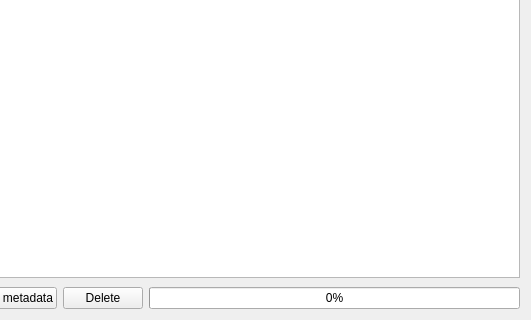
First picture: the form in src/View/Browser.ui, repository thefinalcutbg/QAN1xEditor, before the edit; both pictures show x 286 to 817 and y 410 to 730 of the 817 by 730 pixel window.
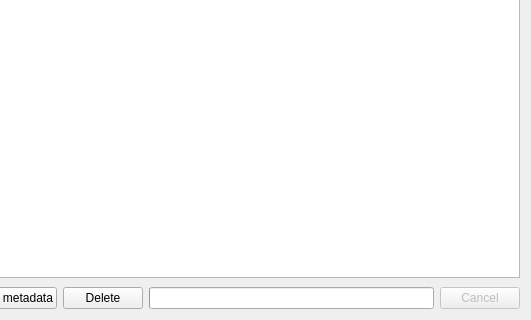
Second picture: the form after the edit. Custom widgets are drawn as their Qt base class.

Commit message: cancel button implemented

```diff
--- a/src/View/Browser.ui
+++ b/src/View/Browser.ui
@@ -221,6 +221,25 @@
          <property name="value">
           <number>0</number>
          </property>
+         <property name="alignment">
+          <set>Qt::AlignCenter</set>
+         </property>
+         <property name="textVisible">
+          <bool>false</bool>
+         </property>
+         <property name="format">
+          <string>%v/%m</string>
+         </property>
+        </widget>
+       </item>
+       <item>
+        <widget class="QPushButton" name="cancelButton">
+         <property name="enabled">
+          <bool>false</bool>
+         </property>
+         <property name="text">
+          <string>Cancel</string>
+         </property>
         </widget>
        </item>
       </layout>
```
The commit also changes 3 other files.
